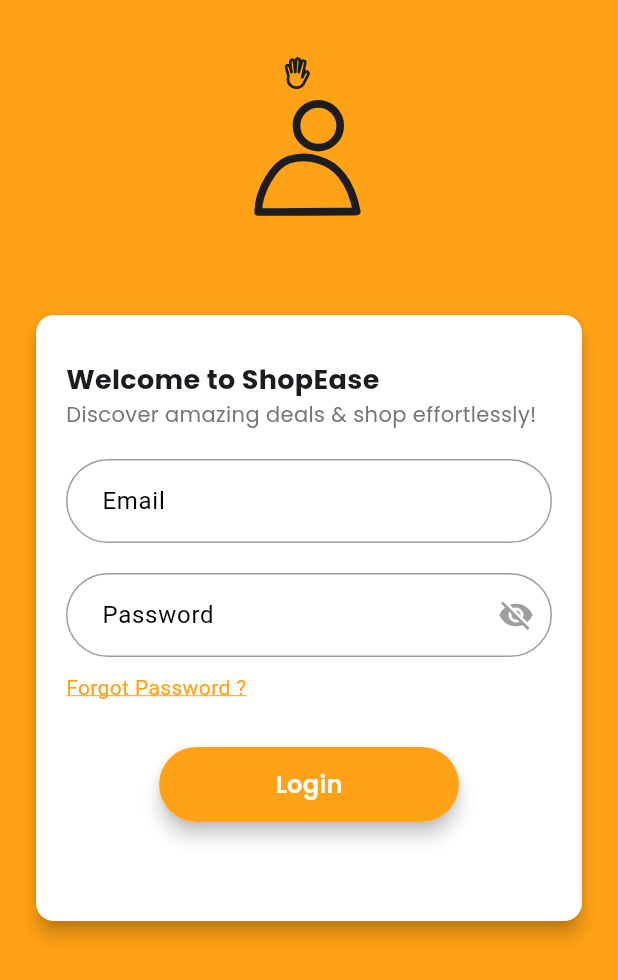
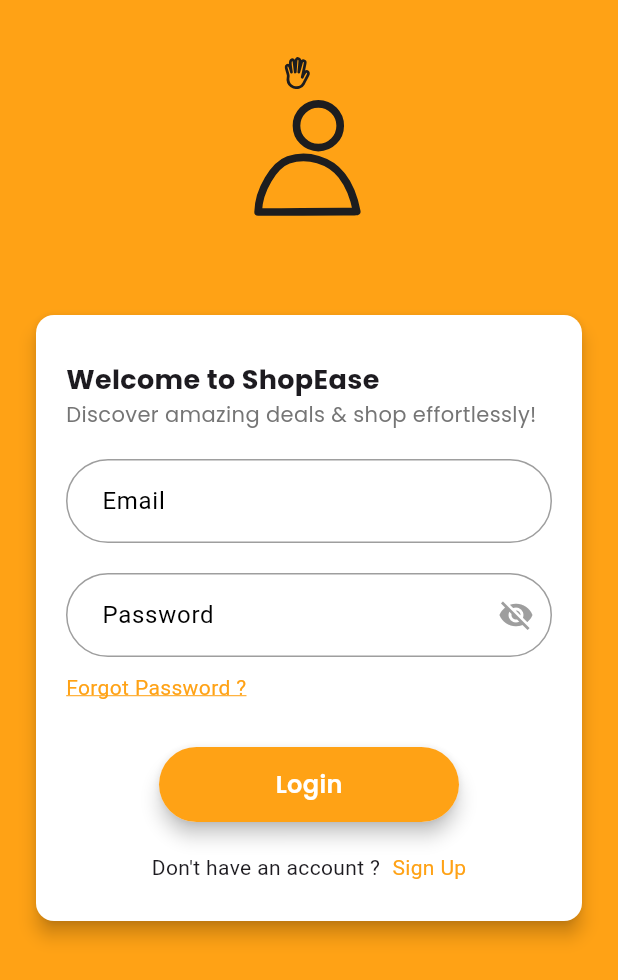
Before and after one commit to NaserAlomosh/ecommerce_course, a Flutter app: the screen it shows after launch, on a phone screen of 412 x 824 dp. Shown: the top 980 px of the screen. Run offline on Flutter 3.47's test engine with Material 3 defaults, Android fonts, the phone set to English and light mode, and no system bars; our stand-ins replace firebase_auth, firebase_core, flutter_bloc, google_fonts, lottie; accounts and stored records are empty.

Commit message:
Sign Up Screen

```diff
--- a/lib/features/login/view/login_view.dart
+++ b/lib/features/login/view/login_view.dart
@@ -4,15 +4,19 @@ import 'package:ecommerce/core/theme/app_colors.dart';
 import 'package:ecommerce/core/theme/app_padding.dart';
 import 'package:ecommerce/core/widgets/buttons/custom_button.dart';
 import 'package:ecommerce/features/login/view_model/states.dart';
+import 'package:ecommerce/features/signup/view/signup_view.dart';
 import 'package:flutter/material.dart';
 import 'package:flutter_bloc/flutter_bloc.dart';
 import 'package:google_fonts/google_fonts.dart';
 import 'package:lottie/lottie.dart';
 
 import '../../../core/theme/app_images.dart';
+import '../../../core/widgets/loading/custom_loading_widget.dart';
+import '../../../core/widgets/snakbar/custom_snak_bar.dart';
 import '../../../core/widgets/textfieds/custom_text_field.dart';
 import '../../home/view/home_view.dart';
 import '../view_model/cubit.dart';
+part 'widgets/login_form.dart';
 
 class LoginView extends StatefulWidget {
   const LoginView({super.key});
@@ -47,100 +51,9 @@ class _LoginViewState extends State<LoginView> {
                         color: Colors.white,
                         child: Padding(
                           padding: AppPadding.allPadding,
-                          child: BlocConsumer<LoginCubit, LoginStates>(
-                            listener: (context, state) {
-                              if (state is LoginSucessState) {
-                                Navigator.push(
-                                  context,
-                                  MaterialPageRoute(
-                                    builder: (_) => const HomeView(),
-                                  ),
-                                );
-                              }
-                            },
-                            builder: (context, state) {
-                              if (state is LoginLoadingState) {
-                                return const Center(
-                                  child: CircularProgressIndicator(),
-                                );
-                              } else {
-                                return Form(
-                                  key: context.read<LoginCubit>().formKey,
-                                  child: SingleChildScrollView(
-                                    child: Column(
-                                      crossAxisAlignment: CrossAxisAlignment.start,
-                                      children: [
-                                        const SizedBox(height: 10),
-                                        Text(
-                                          'Welcome to ShopEase',
-                                          style: GoogleFonts.poppins(
-                                            fontSize: 18,
-                                            fontWeight: FontWeight.w700,
-                                          ),
-                                        ),
-                                        Text(
-                                          'Discover amazing deals & shop effortlessly!',
-                                          style: GoogleFonts.poppins(
-                                            fontSize: 14,
-                                            fontWeight: FontWeight.w400,
-                                            color: Colors.grey.shade600,
-                                          ),
-                                        ),
-                                        const SizedBox(height: 20),
-                                        CustomTextField(
-                                          validator: (email) {
-                                            if (email?.isEmpty ?? true) {
-                                              return 'Please enter your email';
-                                            }
-                                            return null;
-                                          },
-                                          controller: context.read<LoginCubit>().emailController,
-                                          label: 'Email',
-                                          keyboardType: TextInputType.emailAddress,
-                                        ),
-                                        const SizedBox(height: 20),
-                                        CustomTextField(
-                                          controller: context.read<LoginCubit>().passwordController,
-                                          validator: (password) {
-                                            if (password?.isEmpty ?? true) {
-                                              return 'Please enter your password';
-                                            }
-                                            return null;
-                                          },
-                                          obscureText: true,
-                                          keyboardType: TextInputType.visiblePassword,
-                                          label: 'Password',
-                                        ),
-                                        const SizedBox(height: 10),
-                                        GestureDetector(
-                                          onTap: () {},
-                                          child: const Text(
-                                            'Forgot Password ?',
-                                            style: TextStyle(
-                                              decoration: TextDecoration.underline,
-                                              decorationColor: AppColors.primary,
-                                              color: AppColors.primary,
-                                            ),
-                                          ),
-                                        ),
-                                        const SizedBox(height: 30),
-                                        Align(
-                                          alignment: Alignment.center,
-                                          child: CustomButton(
-                                            width: 200,
-                                            text: 'Login',
-                                            onTap: () {
-                                              // setState(() {});
-                                              context.read<LoginCubit>().login();
-                                            },
-                                          ),
-                                        ),
-                                      ],
-                                    ),
-                                  ),
-                                );
-                              }
-                            },
+                          child: BlocListener<LoginCubit, LoginStates>(
+                            listener: (context, state) => _handleLoginState(state),
+                            child: const _LoginFormWidget(),
                           ),
                         ),
                       ),
@@ -154,20 +67,20 @@ class _LoginViewState extends State<LoginView> {
       ),
     );
   }
-}
 
-void showLoadingDialog(BuildContext context) {
-  showDialog(
-    context: context,
-    barrierDismissible: false, // Prevents dismissing by tapping outside the dialog
-    builder: (BuildContext context) {
-      return const AlertDialog(
-        content: SizedBox(
-          width: 60,
-          height: 60,
-          child: CircularProgressIndicator(),
+  void _handleLoginState(LoginStates state) {
+    if (state is LoginSucessState) {
+      Navigator.push(
+        context,
+        MaterialPageRoute(
+          builder: (_) => const HomeView(),
         ),
       );
-    },
-  );
+    } else if (state is LoginErrorState) {
+      Navigator.pop(context);
+      CustomSnakBar.show(context, state.error);
+    } else if (state is LoginLoadingState) {
+      CustomDialogLoadingWidget.show(context);
+    }
+  }
 }
--- /dev/null
+++ b/lib/features/login/view/widgets/login_form.dart
@@ -0,0 +1,111 @@
+part of '../login_view.dart';
+
+class _LoginFormWidget extends StatelessWidget {
+  const _LoginFormWidget();
+
+  @override
+  Widget build(BuildContext context) {
+    return Form(
+      key: context.read<LoginCubit>().formKey,
+      child: SingleChildScrollView(
+        child: Column(
+          crossAxisAlignment: CrossAxisAlignment.start,
+          children: [
+            const SizedBox(height: 10),
+            Text(
+              'Welcome to ShopEase',
+              style: GoogleFonts.poppins(
+                fontSize: 18,
+                fontWeight: FontWeight.w700,
+              ),
+            ),
+            Text(
+              'Discover amazing deals & shop effortlessly!',
+              style: GoogleFonts.poppins(
+                fontSize: 14,
+                fontWeight: FontWeight.w400,
+                color: Colors.grey.shade600,
+              ),
+            ),
+            const SizedBox(height: 20),
+            CustomTextField(
+              validator: (email) {
+                if (email?.isEmpty ?? true) {
+                  return 'Please enter your email';
+                }
+                return null;
+              },
+              controller: context.read<LoginCubit>().emailController,
+              label: 'Email',
+              keyboardType: TextInputType.emailAddress,
+            ),
+            const SizedBox(height: 20),
+            CustomTextField(
+              controller: context.read<LoginCubit>().passwordController,
+              validator: (password) {
+                if (password?.isEmpty ?? true) {
+                  return 'Please enter your password';
+                }
+                return null;
+              },
+              obscureText: true,
+              keyboardType: TextInputType.visiblePassword,
+              label: 'Password',
+            ),
+            const SizedBox(height: 10),
+            GestureDetector(
+              onTap: () {},
+              child: const Text(
+                'Forgot Password ?',
+                style: TextStyle(
+                  decoration: TextDecoration.underline,
+                  decorationColor: AppColors.primary,
+                  color: AppColors.primary,
+                ),
+              ),
+            ),
+            const SizedBox(height: 30),
+            Align(
+              alignment: Alignment.center,
+              child: CustomButton(
+                width: 200,
+                text: 'Login',
+                onTap: () {
+                  // setState(() {});
+                  context.read<LoginCubit>().login();
+                },
+              ),
+            ),
+            const SizedBox(height: 20),
+            Row(
+              crossAxisAlignment: CrossAxisAlignment.center,
+              mainAxisAlignment: MainAxisAlignment.center,
+              children: [
+                const Text('Don\'t have an account ?'),
+                const SizedBox(width: 8),
+                GestureDetector(
+                  onTap: () {
+                    Navigator.push(
+                      context,
+                      MaterialPageRoute(
+                        builder: (context) {
+                          return const SignupView();
+                        },
+                      ),
+                    );
+                  },
+                  child: const Text(
+                    'Sign Up',
+                    style: TextStyle(
+                      color: AppColors.primary,
+                    ),
+                  ),
+                ),
+              ],
+            )
+          ],
+        ),
+      ),
+    );
+  }
+}
--- a/lib/features/login/view_model/states.dart
+++ b/lib/features/login/view_model/states.dart
@@ -4,6 +4,10 @@ class LoginInitialState extends LoginStates {}
 
 class LoginLoadingState extends LoginStates {}
 
-class LoginErrorState extends LoginStates {}
+class LoginErrorState extends LoginStates {
+  final String error;
+
+  LoginErrorState({required this.error});
+}
 
 class LoginSucessState extends LoginStates {}
--- a/pubspec.yaml
+++ b/pubspec.yaml
@@ -33,6 +33,8 @@ dependencies:
   lottie: ^3.2.0
   google_fonts: ^6.2.1
   flutter_bloc: ^9.1.0
+  firebase_core:
+  firebase_auth:
 
 
   # The following adds the Cupertino Icons font to your application.
```
Also changed, not shown: lib/core/extension/form_key_extension.dart (added, +7 -0 lines), lib/core/widgets/loading/custom_loading_widget.dart (added, +19 -0 lines), lib/core/widgets/snakbar/custom_snak_bar.dart (added, +12 -0 lines), lib/features/login/view_model/cubit.dart (+10 -18 lines), lib/features/signup/view/signup_view.dart (added, +162 -0 lines), lib/features/signup/view_model/signup_cubit.dart (added, +38 -0 lines), lib/features/signup/view_model/signup_states.dart (added, +13 -0 lines), lib/main.dart (+7 -1 lines), firebase.json (added), lib/firebase_options.dart (added), pubspec.lock, 11 other files.
